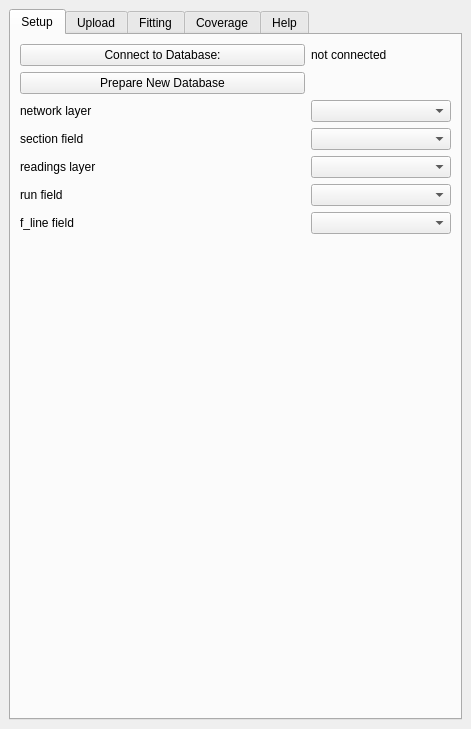
Drew973/pts_hsrr_processor_qgis3, file hsrr_processor_dockwidget_base.ui: the form before one commit.
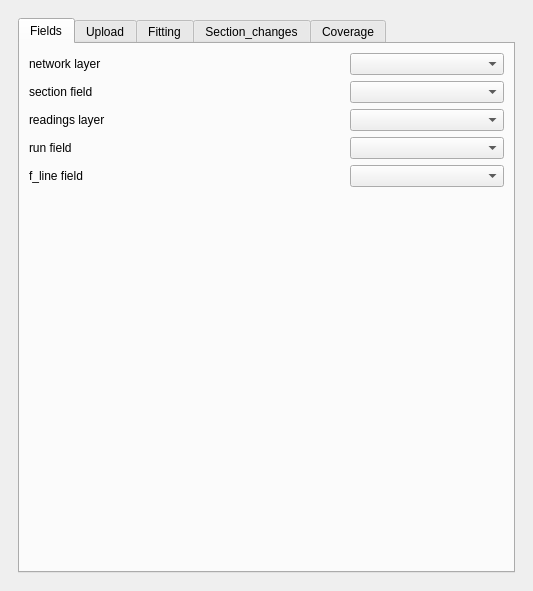
The form after the commit. Custom widgets are drawn as their Qt base class.

Commit message: many changes. adding section_changes view.

What changed in the file:
```diff
--- a/hsrr_processor_dockwidget_base.ui
+++ b/hsrr_processor_dockwidget_base.ui
@@ -6,8 +6,8 @@
    <rect>
     <x>0</x>
     <y>0</y>
-    <width>471</width>
-    <height>729</height>
+    <width>533</width>
+    <height>591</height>
    </rect>
   </property>
   <property name="sizePolicy">
@@ -20,6 +20,9 @@
    <string>HSRR Processor</string>
   </property>
   <widget class="QWidget" name="dockWidgetContents">
+   <layout class="QVBoxLayout" name="verticalLayout_5">
+    <item>
+     <widget class="QWidget" name="mainWidget" native="true">
    <layout class="QVBoxLayout" name="verticalLayout_2">
     <item>
      <widget class="QTabWidget" name="tabs">
@@ -28,41 +31,45 @@
       </property>
       <widget class="QWidget" name="setup">
        <attribute name="title">
-        <string>Setup</string>
+           <string>Fields</string>
        </attribute>
        <layout class="QGridLayout" name="gridLayout">
-        <item row="0" column="0" colspan="2">
-         <widget class="QPushButton" name="connect_button">
-          <property name="text">
-           <string>Connect to Database:</string>
-          </property>
-         </widget>
-        </item>
-        <item row="0" column="2">
-         <widget class="QLabel" name="database_label">
-          <property name="text">
-           <string>not connected</string>
-          </property>
-         </widget>
-        </item>
-        <item row="1" column="0" colspan="2">
-         <widget class="QPushButton" name="prepare_database_button">
+           <item row="3" column="2">
+            <widget class="QgsFieldComboBox" name="run_fieldbox">
           <property name="toolTip">
-           <string>&lt;html&gt;&lt;head/&gt;&lt;body&gt;&lt;p&gt;1st time setup for postgres database. &lt;/p&gt;&lt;p&gt;Will erase any data in tables used by this plugin.&lt;/p&gt;&lt;p&gt;initialises tables and creates functions for database. Only needs doing once after creating it.&lt;/p&gt;&lt;/body&gt;&lt;/html&gt;</string>
-          </property>
-          <property name="text">
-           <string>Prepare New Database</string>
+              <string>&lt;html&gt;&lt;head/&gt;&lt;body&gt;&lt;p&gt;Field with run number.&lt;/p&gt;&lt;/body&gt;&lt;/html&gt;</string>
           </property>
          </widget>
         </item>
         <item row="2" column="0" colspan="2">
-         <widget class="QLabel" name="label_9">
+            <widget class="QLabel" name="label_11">
           <property name="text">
-           <string>network layer</string>
+              <string>readings layer</string>
           </property>
          </widget>
         </item>
-        <item row="2" column="2">
+           <item row="5" column="0">
+            <widget class="QLabel" name="label_5">
+             <property name="text">
+              <string/>
+             </property>
+            </widget>
+           </item>
+           <item row="4" column="0" colspan="2">
+            <widget class="QLabel" name="label_13">
+             <property name="text">
+              <string>f_line field</string>
+             </property>
+            </widget>
+           </item>
+           <item row="3" column="0" colspan="2">
+            <widget class="QLabel" name="label_12">
+             <property name="text">
+              <string>run field</string>
+             </property>
+            </widget>
+           </item>
+           <item row="0" column="2">
          <widget class="QgsMapLayerComboBox" name="network_box">
           <property name="toolTip">
            <string>&lt;html&gt;&lt;head/&gt;&lt;body&gt;&lt;p&gt;Layer with network. Table network of database.&lt;/p&gt;&lt;/body&gt;&lt;/html&gt;</string>
@@ -72,28 +79,14 @@
           </property>
          </widget>
         </item>
-        <item row="3" column="0" colspan="2">
+           <item row="1" column="0" colspan="2">
          <widget class="QLabel" name="label_10">
           <property name="text">
            <string>section field</string>
           </property>
          </widget>
         </item>
-        <item row="3" column="2">
-         <widget class="QgsFieldComboBox" name="sec_fieldbox">
-          <property name="toolTip">
-           <string>&lt;html&gt;&lt;head/&gt;&lt;body&gt;&lt;p&gt;Field&lt;/p&gt;&lt;/body&gt;&lt;/html&gt;</string>
-          </property>
-         </widget>
-        </item>
-        <item row="4" column="0" colspan="2">
-         <widget class="QLabel" name="label_11">
-          <property name="text">
-           <string>readings layer</string>
-          </property>
-         </widget>
-        </item>
-        <item row="4" column="2">
+           <item row="2" column="2">
          <widget class="QgsMapLayerComboBox" name="readings_box">
           <property name="toolTip">
            <string>&lt;html&gt;&lt;head/&gt;&lt;body&gt;&lt;p&gt;Layer with readings. Readings are in table r of database.&lt;/p&gt;&lt;/body&gt;&lt;/html&gt;</string>
@@ -103,52 +96,24 @@
           </property>
          </widget>
         </item>
-        <item row="5" column="0" colspan="2">
-         <widget class="QLabel" name="label_12">
-          <property name="text">
-           <string>run field</string>
-          </property>
-         </widget>
-        </item>
-        <item row="5" column="2">
-         <widget class="QgsFieldComboBox" name="run_fieldbox">
-          <property name="toolTip">
-           <string>&lt;html&gt;&lt;head/&gt;&lt;body&gt;&lt;p&gt;Field with run number.&lt;/p&gt;&lt;/body&gt;&lt;/html&gt;</string>
-          </property>
-         </widget>
-        </item>
-        <item row="6" column="0" colspan="2">
-         <widget class="QLabel" name="label_13">
-          <property name="text">
-           <string>f_line field</string>
-          </property>
-         </widget>
-        </item>
-        <item row="6" column="2">
+           <item row="4" column="2">
          <widget class="QgsFieldComboBox" name="f_line_fieldbox">
           <property name="toolTip">
            <string>&lt;html&gt;&lt;head/&gt;&lt;body&gt;&lt;p&gt;Field with f_line&lt;/p&gt;&lt;/body&gt;&lt;/html&gt;</string>
           </property>
          </widget>
         </item>
-        <item row="7" column="0">
-         <widget class="QLabel" name="label_5">
-          <property name="text">
-           <string/>
+           <item row="1" column="2">
+            <widget class="QgsFieldComboBox" name="sec_fieldbox">
+             <property name="toolTip">
+              <string>&lt;html&gt;&lt;head/&gt;&lt;body&gt;&lt;p&gt;Field&lt;/p&gt;&lt;/body&gt;&lt;/html&gt;</string>
           </property>
          </widget>
         </item>
-        <item row="7" column="1">
-         <widget class="QLabel" name="s10_label">
+           <item row="0" column="0" colspan="2">
+            <widget class="QLabel" name="label_9">
           <property name="text">
-           <string/>
-          </property>
-         </widget>
-        </item>
-        <item row="8" column="1">
-         <widget class="QLabel" name="zm3_label">
-          <property name="text">
-           <string/>
+              <string>network layer</string>
           </property>
          </widget>
         </item>
@@ -212,6 +177,34 @@
         </item>
        </layout>
       </widget>
+         <widget class="QWidget" name="tab_5">
+          <attribute name="title">
+           <string>Section_changes</string>
+          </attribute>
+          <layout class="QVBoxLayout" name="verticalLayout_4">
+           <item>
+            <layout class="QHBoxLayout" name="horizontalLayout_3">
+             <item>
+              <widget class="QLabel" name="label">
+               <property name="text">
+                <string>run</string>
+               </property>
+              </widget>
+             </item>
+             <item>
+              <widget class="QComboBox" name="run_box"/>
+             </item>
+            </layout>
+           </item>
+           <item>
+            <widget class="QTableView" name="routes_view">
+             <property name="selectionBehavior">
+              <enum>QAbstractItemView::SelectRows</enum>
+             </property>
+            </widget>
+           </item>
+          </layout>
+         </widget>
       <widget class="QWidget" name="tab_4">
        <attribute name="title">
         <string>Coverage</string>
@@ -247,20 +240,9 @@
         </item>
        </layout>
       </widget>
-      <widget class="QWidget" name="tab">
-       <attribute name="title">
-        <string>Help</string>
-       </attribute>
-       <layout class="QVBoxLayout" name="verticalLayout_8">
-        <item>
-         <widget class="QPushButton" name="open_help_button">
-          <property name="text">
-           <string>Open help in browser</string>
-          </property>
          </widget>
         </item>
        </layout>
-      </widget>
      </widget>
     </item>
    </layout>
```
Lines whose indentation alone changed are shown as unchanged. The commit also changes 35 other files.
